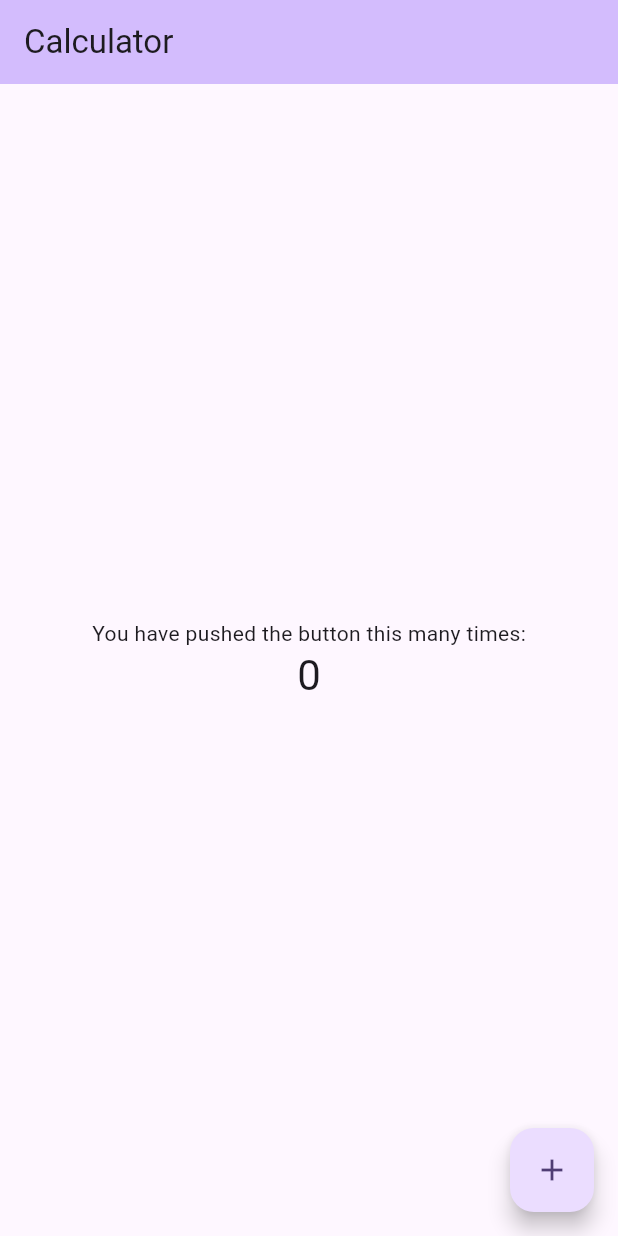
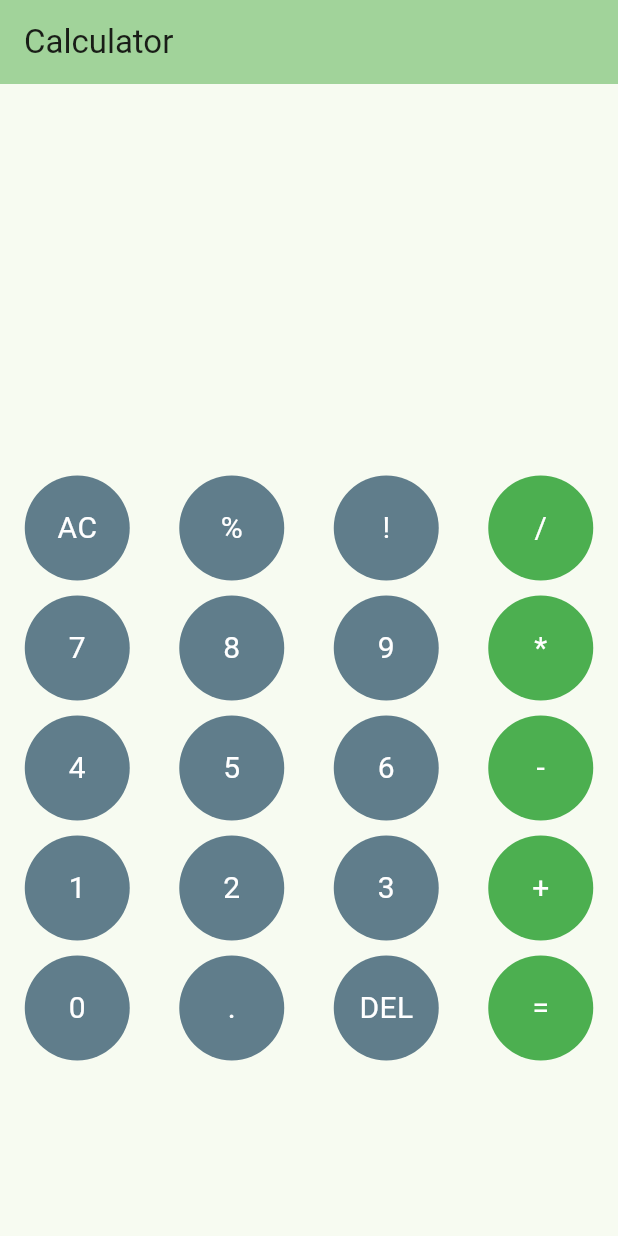
Before and after one commit to wilicarol/Seminario_C214_2024, a Flutter app: the screen it shows after launch, on a phone screen of 412 x 824 dp. Run offline on Flutter 3.47's test engine with Material 2 defaults, Android fonts, the light colour scheme and no system bars.

Commit message:
Interface finished

```diff
--- a/lib/app_widget.dart
+++ b/lib/app_widget.dart
@@ -9,7 +9,9 @@ class MyApp extends StatelessWidget {
     return MaterialApp(
       title: 'Calculator',
       theme: ThemeData(
-        colorScheme: ColorScheme.fromSeed(seedColor: Colors.deepPurple),
+        colorScheme: ColorScheme.fromSeed(
+          background: Colors.grey[900],
+          seedColor: Colors.green),
         useMaterial3: true,
       ),
       home: const Home(title: 'Calculator'),
--- /dev/null
+++ b/lib/components/button_widget.dart
@@ -0,0 +1,34 @@
+import 'package:flutter/material.dart';
+
+class MyButton extends StatelessWidget {
+  final String title;
+  final Color color;
+  final VoidCallback onPress;
+  const MyButton({
+    Key? key,
+  required this.title,
+  this.color = Colors.blueGrey,
+  required this.onPress}) : super(key: key);
+
+  @override
+  Widget build(BuildContext context) {
+    return Expanded(
+      child: Padding(
+        padding: const EdgeInsets.symmetric(vertical: 5),
+        child: InkWell(
+          onTap: onPress,
+          child: Container(
+            height: 70,
+            decoration: BoxDecoration(
+              shape: BoxShape.circle,
+              color: color,
+            ),
+            child:  Center(
+            child: Text(title , style: const TextStyle(fontSize: 20, color: Colors.white),),
+          ),
+          ),
+        ),
+      ),
+    );
+  }
+}
--- a/lib/pages/home_page.dart
+++ b/lib/pages/home_page.dart
@@ -1,4 +1,6 @@
 import 'package:flutter/material.dart';
+
+import '../components/button_widget.dart';
 
 class Home extends StatefulWidget {
   const Home({super.key, required this.title});
@@ -8,62 +10,226 @@ class Home extends StatefulWidget {
   @override
   State<Home> createState() => _HomeState();
 }
+class _HomeState extends State<Home> {
 
-class _HomeState extends State<Home> {
-  int _counter = 0;
+  var userInput = '';
+var answer = '';
 
-  void _incrementCounter() {
-    setState(() {
-    _counter++;
-    });
-  }
+void equalPress() {}
 
   @override
   Widget build(BuildContext context) {
     return Scaffold(
       appBar: AppBar(
-        // TRY THIS: Try changing the color here to a specific color (to
-        // Colors.amber, perhaps?) and trigger a hot reload to see the AppBar
-        // change color while the other colors stay the same.
         backgroundColor: Theme.of(context).colorScheme.inversePrimary,
-        // Here we take the value from the MyHomePage object that was created by
-        // the App.build method, and use it to set our appbar title.
         title: Text(widget.title),
       ),
-      body: Center(
-        // Center is a layout widget. It takes a single child and positions it
-        // in the middle of the parent.
+      body:  Column(
+        children: [
+          Expanded(
+              child: Padding(
+                padding: const EdgeInsets.symmetric(vertical: 20),
                 child: Column(
-          // Column is also a layout widget. It takes a list of children and
-          // arranges them vertically. By default, it sizes itself to fit its
-          // children horizontally, and tries to be as tall as its parent.
-          //
-          // Column has various properties to control how it sizes itself and
-          // how it positions its children. Here we use mainAxisAlignment to
-          // center the children vertically; the main axis here is the vertical
-          // axis because Columns are vertical (the cross axis would be
-          // horizontal).
-          //
-          // TRY THIS: Invoke "debug painting" (choose the "Toggle Debug Paint"
-          // action in the IDE, or press "p" in the console), to see the
-          // wireframe for each widget.
-          mainAxisAlignment: MainAxisAlignment.center,
-          children: <Widget>[
-            const Text(
-              'You have pushed the button this many times:',
+                  mainAxisAlignment: MainAxisAlignment.end,
+                  crossAxisAlignment: CrossAxisAlignment.end,
+                  children: [
+                    Align(
+                      alignment: Alignment.bottomRight,
+                      child: Text(
+                        userInput.toString(),
+                        style: TextStyle(fontSize: 30, color: Colors.white),
+                      ),
+                    ),
+                    SizedBox(
+                      height: 15,
                     ),
                     Text(
-              '$_counter',
-              style: Theme.of(context).textTheme.headlineMedium,
+                      answer.toString(),
+                      style: TextStyle(fontSize: 30, color: Colors.white),
+                    ),
+                    SizedBox(
+                      height: 15,
                     ),
                   ],
                 ),
               ),
-      floatingActionButton: FloatingActionButton(
-        onPressed: _incrementCounter,
-        tooltip: 'Increment',
-        child: const Icon(Icons.add),
-      ), // This trailing comma makes auto-formatting nicer for build methods.
+            ),
+          Expanded(
+                flex: 2,
+                child: Column(
+                  children: [
+                    Row(
+                      children: [
+                        MyButton(
+                          title: 'AC',
+                          onPress: () {
+                            userInput = '';
+                            answer = '';
+                            setState(() {});
+                          },
+                        ),
+
+                        MyButton(
+                          title: '%',
+                          onPress: () {
+                            userInput += '%';
+                            setState(() {});
+                          },
+                        ),
+                         MyButton(
+                          title: '!',
+                          onPress: () {
+                            userInput += '!';
+                            setState(() {});
+                          },
+                        ),
+                        MyButton(
+                          title: '/',
+                          color: Colors.green,
+                          onPress: () {
+                            userInput += '/';
+                            setState(() {});
+                          },
+                        )
+                      ],
+                    ),
+                    Row(
+                      children: [
+                        MyButton(
+                          title: '7',
+                          onPress: () {
+                            userInput += '7';
+                            setState(() {});
+                          },
+                        ),
+                        MyButton(
+                          title: '8',
+                          onPress: () {
+                            userInput += '8';
+                            setState(() {});
+                          },
+                        ),
+                        MyButton(
+                          title: '9',
+                          onPress: () {
+                            userInput += '9';
+                            setState(() {});
+                          },
+                        ),
+                        MyButton(
+                          title: '*',
+                          color: Colors.green,
+                          onPress: () {
+                            userInput += '*';
+                            setState(() {});
+                          },
+                        )
+                      ],
+                    ),
+                    Row(
+                      children: [
+                        MyButton(
+                          title: '4',
+                          onPress: () {
+                            userInput += '4';
+                            setState(() {});
+                          },
+                        ),
+                        MyButton(
+                          title: '5',
+                          onPress: () {
+                            userInput += '5';
+                            setState(() {});
+                          },
+                        ),
+                        MyButton(
+                          title: '6',
+                          onPress: () {
+                            userInput += '6';
+                            setState(() {});
+                          },
+                        ),
+                        MyButton(
+                          title: '-',
+                          color: Colors.green,
+                          onPress: () {
+                            userInput += '-';
+                            setState(() {});
+                          },
+                        )
+                      ],
+                    ),
+                    Row(
+                      children: [
+                        MyButton(
+                          title: '1',
+                          onPress: () {
+                            userInput += '1';
+                            setState(() {});
+                          },
+                        ),
+                        MyButton(
+                          title: '2',
+                          onPress: () {
+                            userInput += '2';
+                            setState(() {});
+                          },
+                        ),
+                        MyButton(
+                          title: '3',
+                          onPress: () {
+                            userInput += '3';
+                            setState(() {});
+                          },
+                        ),
+                        MyButton(
+                          title: '+',
+                          color: Colors.green,
+                          onPress: () {
+                            userInput += '+';
+                            setState(() {});
+                          },
+                        )
+                      ],
+                    ),
+                    Row(
+                      children: [
+                        MyButton(
+                          title: '0',
+                          onPress: () {
+                            userInput += '0';
+                            setState(() {});
+                          },
+                        ),
+                        MyButton(
+                          title: '.',
+                          onPress: () {
+                            userInput += '.';
+                            setState(() {});
+                          },
+                        ),
+                        MyButton(
+                          title: 'DEL',
+                          onPress: () {
+                            userInput =
+                                userInput.substring(0, userInput.length - 1);
+                            setState(() {});
+                          },
+                        ),
+                        MyButton(
+                          title: '=',
+                          color: Colors.green,
+                          onPress: () {
+                            equalPress();
+                            setState(() {});
+                          },
+                        )
+                      ],
+                    )
+                  ],
+                ),),
+        ],
+      ),// This trailing comma makes auto-formatting nicer for build methods.
     );
   }
 }
```
Lines whose indentation alone changed are shown as unchanged.
